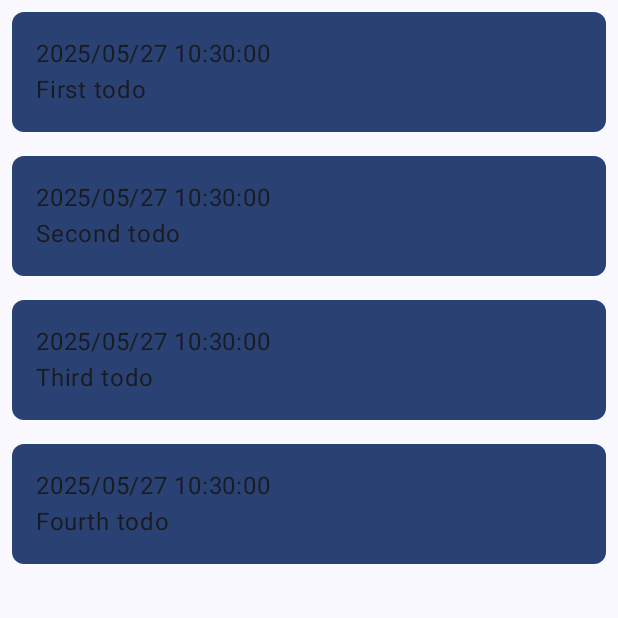
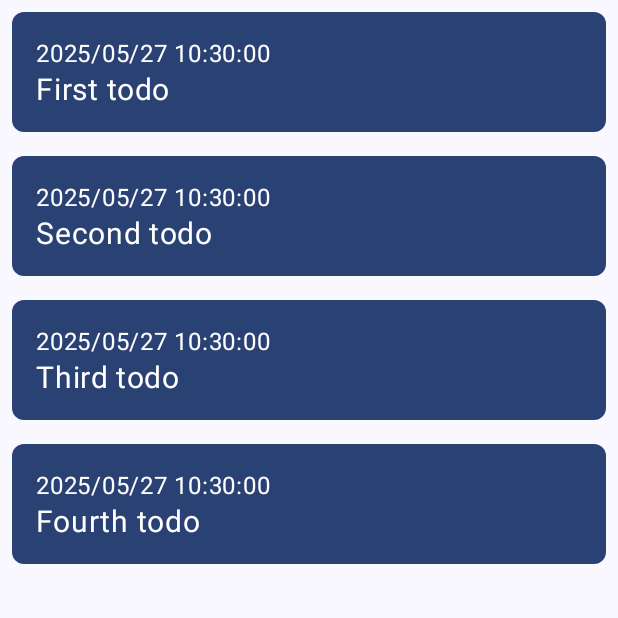
Before and after one commit to BEYEH/kotlin_room_database, an Android app built with Jetpack Compose: the screen it shows after launch (MainActivity), on a phone screen of 412 x 824 dp, the top half of it. Run offline under Robolectric (Android 15) with nearby library versions, the phone set to English and light mode, and no system bars.

Commit message:
[feat] update view - update the content of list.

```diff
--- a/app/src/main/java/com/example/kotlinroomdatabase/view/TodoListPage.kt
+++ b/app/src/main/java/com/example/kotlinroomdatabase/view/TodoListPage.kt
@@ -13,7 +13,9 @@ import androidx.compose.material3.Text
 import androidx.compose.runtime.Composable
 import androidx.compose.ui.Modifier
 import androidx.compose.ui.draw.clip
+import androidx.compose.ui.graphics.Color
 import androidx.compose.ui.unit.dp
+import androidx.compose.ui.unit.sp
 import com.example.kotlinroomdatabase.data.Todo
 import com.example.kotlinroomdatabase.data.getFakeTodo
 import java.text.SimpleDateFormat
@@ -49,9 +51,13 @@ fun TodoItem(item: Todo) {
                 text = SimpleDateFormat(
                     "yyyy/MM/dd HH:mm:ss",
                     Locale.ENGLISH
-                ).format(item.createAt)
+                ).format(item.createAt),
+                fontSize = 16.sp,
+                color = Color.White
             )
-            Text(text = item.title)
+            Text(text = item.title,
+                fontSize = 20.sp,
+                color = Color.White)
         }
     }
 }
```
